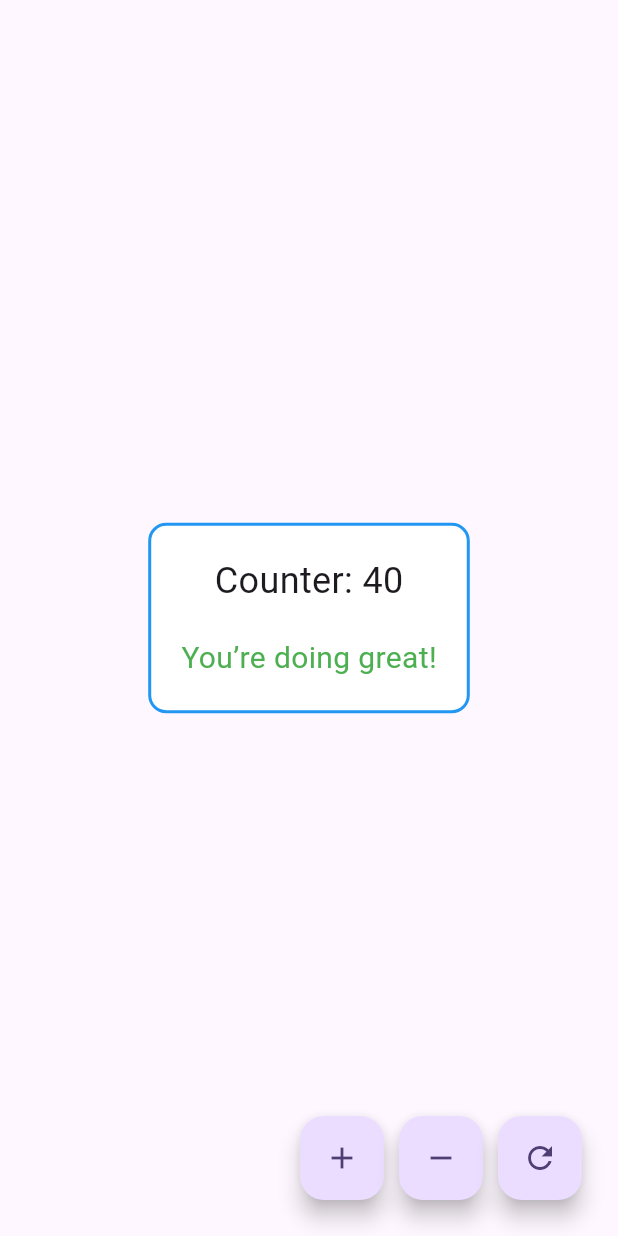
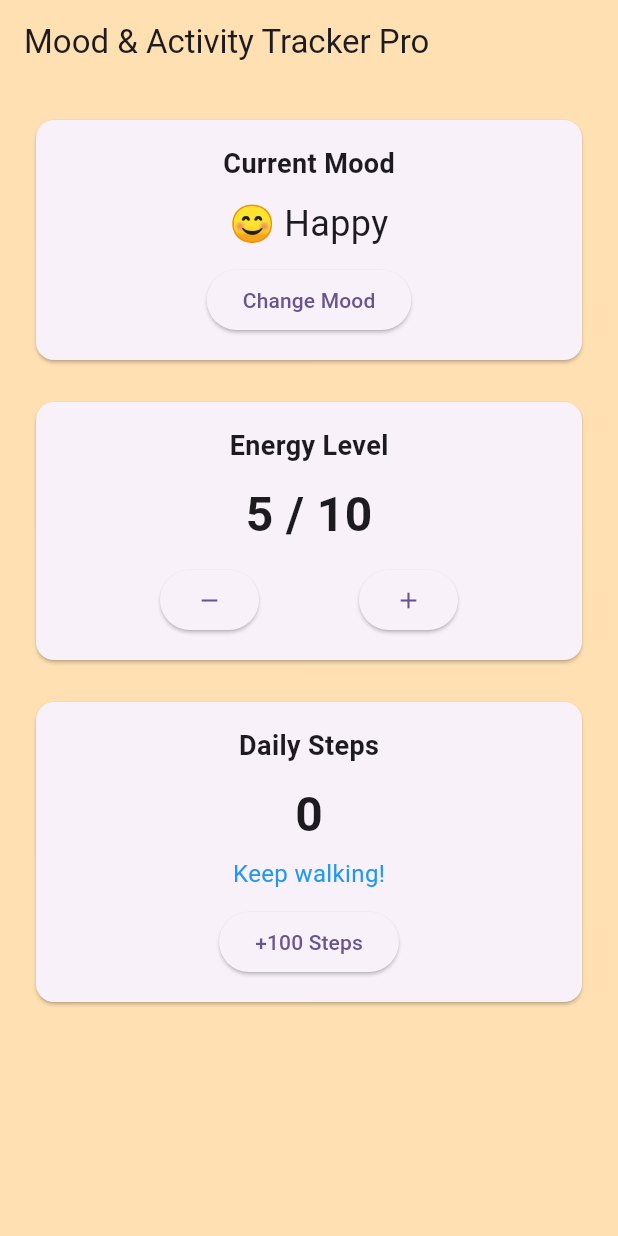
Before and after one commit to IMANARIYO/flutter-mastery-roadmap, a Flutter app: the screen it shows after launch, on a phone screen of 412 x 824 dp. Run offline on Flutter 3.47's test engine with Material 3 defaults, Android fonts, the phone set to English and light mode, and no system bars.

Commit message:
adding the  challenge on the  multiple stet inthe same screens

```diff
--- a/lib/main.dart
+++ b/lib/main.dart
@@ -1,6 +1,6 @@
 import 'package:flutter/material.dart';
 
-import 'package:flutter_mastery_roadmap/screens/todo_counter_app.dart';
+import 'package:flutter_mastery_roadmap/screens/mood_activity_app.dart';
 
 void main() {
   runApp(const MyApp());
@@ -17,7 +17,7 @@ class MyApp extends StatelessWidget {
         colorScheme: ColorScheme.fromSeed(seedColor: Colors.deepPurple),
         useMaterial3: true,
       ),
-      home: const TodoCounterApp(40),
+      home: const MoodActivityApp(),
     );
   }
 }
--- /dev/null
+++ b/lib/screens/mood_activity_app.dart
@@ -0,0 +1,162 @@
+import 'package:flutter/material.dart';
+
+class MoodActivityApp extends StatefulWidget {
+  const MoodActivityApp({super.key});
+  @override
+  State<MoodActivityApp> createState() => _MoodActivityAppState();
+}
+
+class _MoodActivityAppState extends State<MoodActivityApp> {
+  String mood = "Happy";
+  int energyLevel = 5;
+  int steps = 0;
+
+  final List<String> moods = ["Happy", "Sad", "Excited", "Tired"];
+  final Map<String, String> moodEmojis = {
+    "Happy": "😊",
+    "Sad": "😢",
+    "Excited": "🤩",
+    "Tired": "😴"
+  };
+
+  void cycleMood() {
+    setState(() {
+      int currentIndex = moods.indexOf(mood);
+      mood = moods[(currentIndex + 1) % moods.length];
+    });
+  }
+
+  void increaseEnergy() {
+    if (energyLevel < 10) {
+      setState(() {
+        energyLevel++;
+      });
+    }
+  }
+
+  void decreaseEnergy() {
+    if (energyLevel > 0) {
+      setState(() {
+        energyLevel--;
+      });
+    }
+  }
+
+  void incrementSteps() {
+    setState(() {
+      steps += 100;
+    });
+  }
+
+  Color getBackgroundColor() {
+    if (energyLevel <= 3) return Colors.red.shade100;
+    if (energyLevel <= 7) return Colors.orange.shade100;
+    return Colors.green.shade100;
+  }
+
+  String getStepsMessage() {
+    if (steps < 1000) return "Keep walking!";
+    if (steps <= 5000) return "Good job!";
+    return "Excellent!";
+  }
+
+  @override
+  Widget build(BuildContext context) {
+    return Scaffold(
+      backgroundColor: getBackgroundColor(),
+      appBar: AppBar(
+        title: Text("Mood & Activity Tracker Pro"),
+        backgroundColor: Colors.transparent,
+      ),
+      body: Padding(
+        padding: EdgeInsets.all(20),
+        child: Column(
+          crossAxisAlignment: CrossAxisAlignment.stretch,
+          children: [
+            // Mood Section
+            Card(
+              child: Padding(
+                padding: EdgeInsets.all(16),
+                child: Column(
+                  children: [
+                    Text("Current Mood", style: TextStyle(fontSize: 18, fontWeight: FontWeight.bold)),
+                    SizedBox(height: 10),
+                    Text(
+                      "${moodEmojis[mood]} $mood",
+                      style: TextStyle(fontSize: 24),
+                    ),
+                    SizedBox(height: 10),
+                    ElevatedButton(
+                      onPressed: cycleMood,
+                      child: Text("Change Mood"),
+                    ),
+                  ],
+                ),
+              ),
+            ),
+            SizedBox(height: 20),
+
+            // Energy Level Section
+            Card(
+              child: Padding(
+                padding: EdgeInsets.all(16),
+                child: Column(
+                  children: [
+                    Text("Energy Level", style: TextStyle(fontSize: 18, fontWeight: FontWeight.bold)),
+                    SizedBox(height: 10),
+                    Text(
+                      "$energyLevel / 10",
+                      style: TextStyle(fontSize: 32, fontWeight: FontWeight.bold),
+                    ),
+                    SizedBox(height: 10),
+                    Row(
+                      mainAxisAlignment: MainAxisAlignment.spaceEvenly,
+                      children: [
+                        ElevatedButton(
+                          onPressed: energyLevel > 0 ? decreaseEnergy : null,
+                          child: Icon(Icons.remove),
+                        ),
+                        ElevatedButton(
+                          onPressed: energyLevel < 10 ? increaseEnergy : null,
+                          child: Icon(Icons.add),
+                        ),
+                      ],
+                    ),
+                  ],
+                ),
+              ),
+            ),
+            SizedBox(height: 20),
+
+            // Steps Section
+            Card(
+              child: Padding(
+                padding: EdgeInsets.all(16),
+                child: Column(
+                  children: [
+                    Text("Daily Steps", style: TextStyle(fontSize: 18, fontWeight: FontWeight.bold)),
+                    SizedBox(height: 10),
+                    Text(
+                      "$steps",
+                      style: TextStyle(fontSize: 32, fontWeight: FontWeight.bold),
+                    ),
+                    SizedBox(height: 5),
+                    Text(
+                      getStepsMessage(),
+                      style: TextStyle(fontSize: 16, color: Colors.blue),
+                    ),
+                    SizedBox(height: 10),
+                    ElevatedButton(
+                      onPressed: incrementSteps,
+                      child: Text("+100 Steps"),
+                    ),
+                  ],
+                ),
+              ),
+            ),
+          ],
+        ),
+      ),
+    );
+  }
+}
```
Also changed, not shown: 3 other files.
